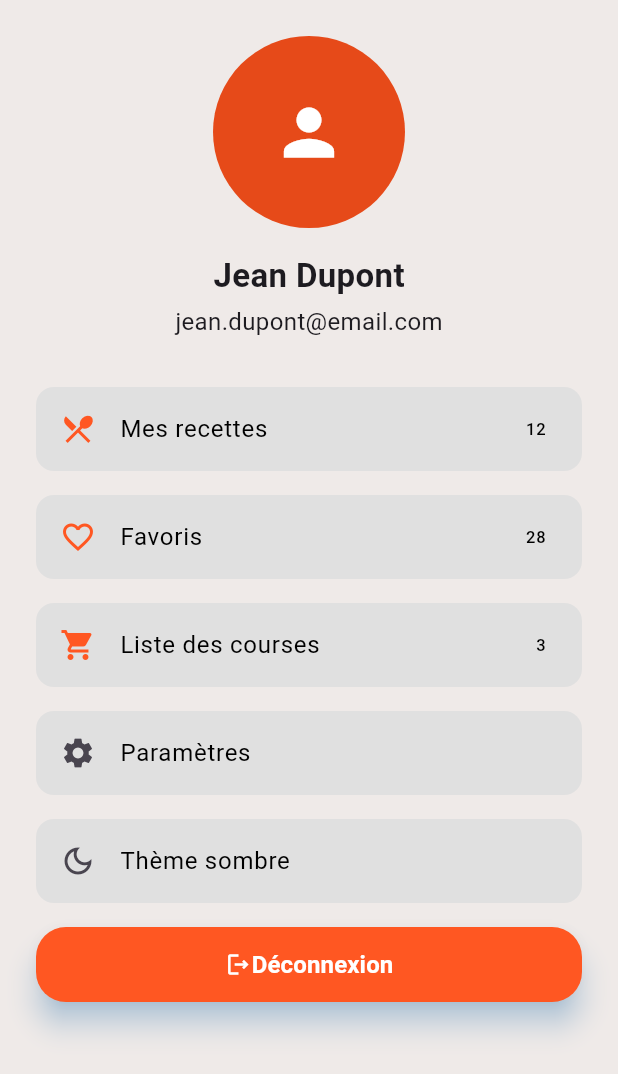
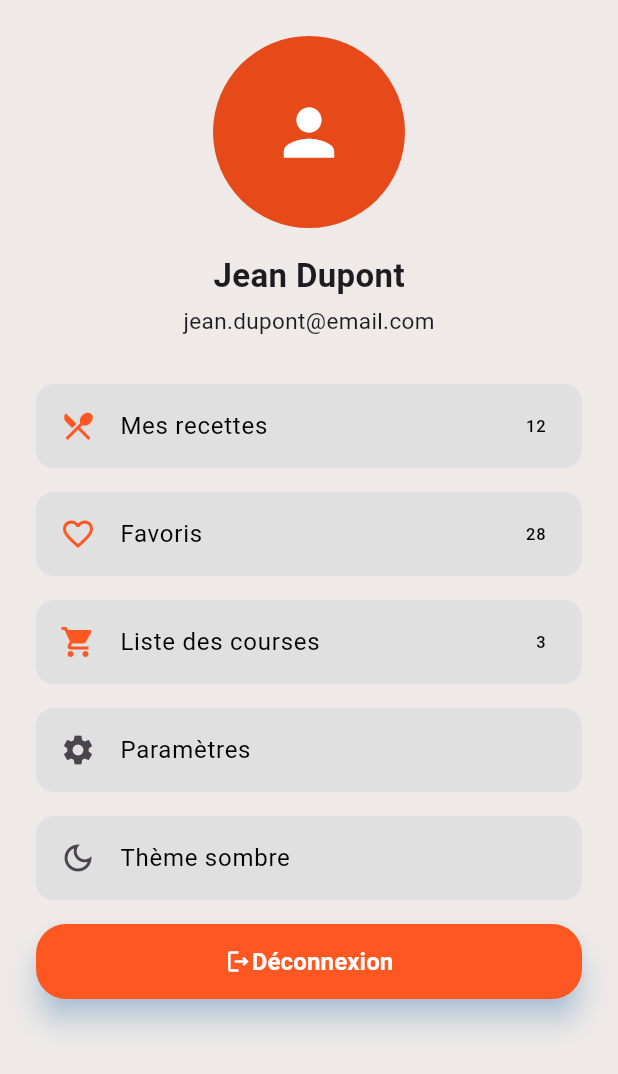
Before and after one commit to MaryamMichel/recette_app, a Flutter app: the screen it shows after launch, on a phone screen of 412 x 824 dp. Shown: the top 1074 px of the screen. Run offline on Flutter 3.47's test engine with Material 3 defaults, Android fonts, the phone set to English and light mode, and no system bars; our stand-ins replace adaptive_theme.

Commit message:
update profilepage

```diff
--- a/lib/screens/profile_page.dart
+++ b/lib/screens/profile_page.dart
@@ -29,7 +29,7 @@ class ProfilePage extends StatelessWidget {
               const Text(
                 "jean.dupont@email.com",
                 style: TextStyle(
-                  fontSize: 16,
+                  fontSize: 15,
                 ),
               ),
               const SizedBox(height: 32),
--- a/pubspec.yaml
+++ b/pubspec.yaml
@@ -88,3 +88,5 @@ flutter:
   #
   # For details regarding fonts from package dependencies,
   # see https://flutter.dev/to/font-from-package
+formatter:
+  trailing_commas: preserve
```
